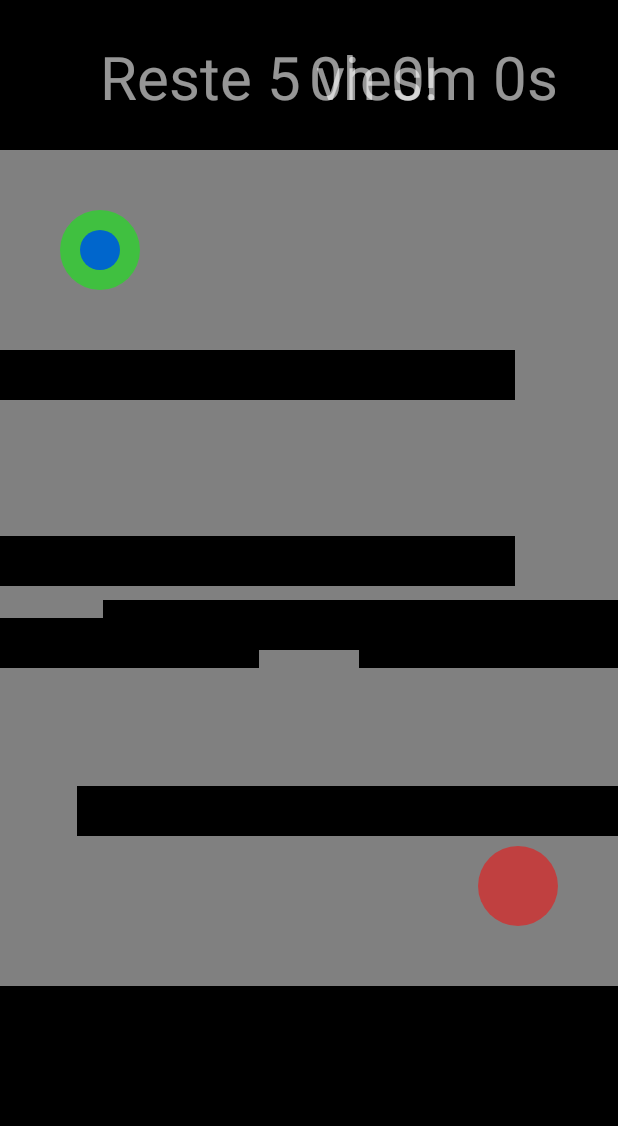
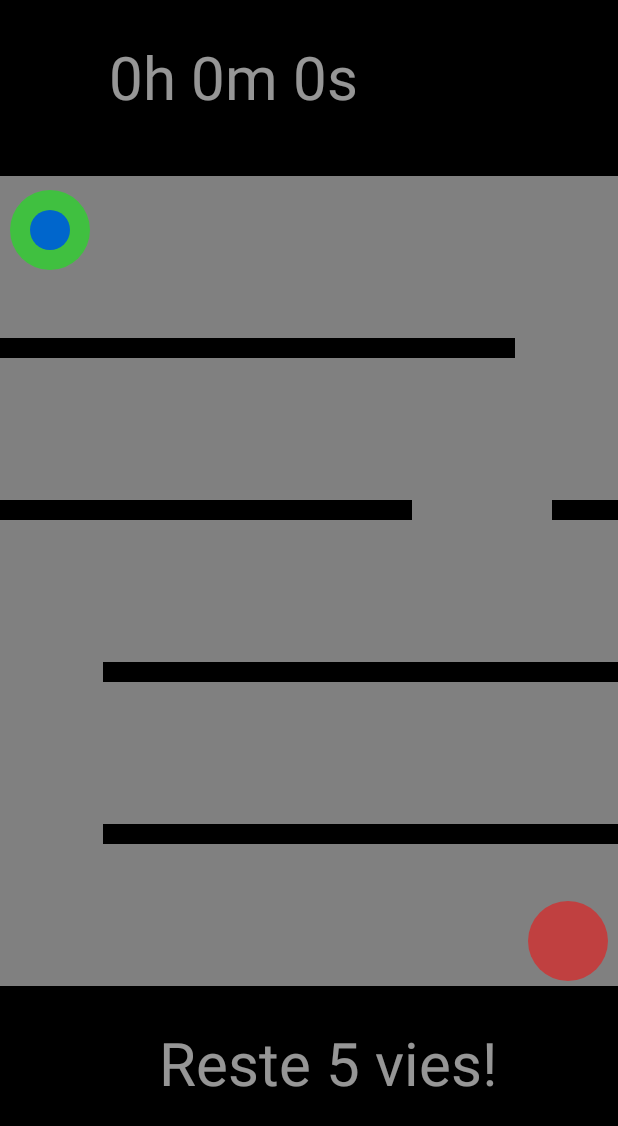
Before and after one commit to benavern/FirstApp, an Android app: the dessin screen opened directly, with no data from a screen before it, on a phone screen of 412 x 824 dp. Shown: the top 1126 px of the screen. Run offline under Robolectric (Android 15) with nearby library versions, the phone set to English and light mode, and no system bars; 2 statements that could not run were skipped.

Commit message:
Fixed labyrinth scales and added random feature according to a difficulty input

```diff
--- a/app/src/main/java/com/example/zezen/myapplication/dessin_view.java
+++ b/app/src/main/java/com/example/zezen/myapplication/dessin_view.java
@@ -15,7 +15,7 @@ import java.util.Vector;
  */
 public class dessin_view extends View {
 
-    private int posX=0, posY=0, width, height, rayon_boule = 20, nb_perdu = 0;
+    private int posX=0, posY=0, width, height, draw_height, draw_width, rayon_boule = 20, nb_perdu = 0;
     public float offsetX, offsetY;
     public Rect ballRect, arrivee;
     public Vector<Rect> obstacles;
@@ -25,7 +25,9 @@ public class dessin_view extends View {
     private String player="no_name";
     private long chrono;
     private int dificulte;/// = 3;
-
+    private int difficulte = 1;
+    private int gap_between = 70;
+    private int gap_rightleft = 8;
 
 
 
@@ -47,32 +49,145 @@ public class dessin_view extends View {
 
     Paint paint = new Paint();
 
+    public int random(int mini, int max){
+        return (int)( Math.random()*( max - mini + 1 ) ) + mini;
+    }
+
+    // rate: le quotient de proportionnalite pour positionner la bar d'entête
+    public void draw_frame(int rate){
+        //haut
+        obstacles.addElement(new Rect(0,0,width,height/rate));
+        //bas
+        obstacles.addElement(new Rect (0, height-250, width, height));
+        this.draw_height = height-height/rate-250;
+    }
+
+    // y: hauteur, space: espace libre pour la balle (rapport a la largeur)
+    public void bar_right(int y, int space){
+        obstacles.addElement(new Rect (0, y, width-width/space,y+20));
+    }
+
+    // y: hauteur, space: espace libre pour la balle (rapport a la largeur)
+    public void bar_left(int y, int space){
+        //obstacles.addElement(new Rect (0, y, width-width/space,y+20));
+        obstacles.addElement(new Rect (width/space, y, width,y+20));
+    }
+
+    // y: hauteur, space: espace libre pour la balle (rapport a la largeur)
+    public void bar_betweenspace(int y, int rate ,int space){
+        //obstacles.addElement(new Rect (0, y, width-width/space,y+20));
+        obstacles.addElement(new Rect (0, y, width-width/rate,y+20));
+        obstacles.addElement(new Rect (width-width/rate+space, y, width,y+20));
+    }
+
+    public void draw_labyrinth(int root){
+        // case line stop on the right\
+        boolean flag_1 = false;
+        boolean flag_2 = false;
+        for(int x = 1; x < root; x = x+1) {
+            if(x==1){
+                bar_right((height / 7) + x * (this.draw_height / root), gap_rightleft);
+                flag_1 = true;
+                flag_2 = false;
+            } else if(x==root-1){
+                bar_left((height / 7) + x * (this.draw_height / root), gap_rightleft);
+                flag_1 = false;
+                flag_2 = true;
+            }else{
+                switch (random(1, 3)) {
+                    case 1:
+                        if (!flag_1) {
+                            bar_right((height / 7) + x * (this.draw_height / root), gap_rightleft);
+                            flag_1 = true;
+                            flag_2 = false;
+                        } else {
+                            bar_left((height / 7) + x * (this.draw_height / root), gap_rightleft);
+                            flag_1 = false;
+                            flag_2 = true;
+                        }
+                        break;
+                    case 2:
+                        if (!flag_2) {
+                            bar_left((height / 7) + x * (this.draw_height / root),gap_rightleft);
+                            flag_2 = true;
+                            flag_1 = false;
+                        } else {
+                            bar_right((height / 7) + x * (this.draw_height / root), gap_rightleft);
+                            flag_2 = false;
+                            flag_1 = true;
+                        }
+                        break;
+                    case 3:
+                        bar_betweenspace((height / 7) + x * (this.draw_height / root), random(1, 4), gap_between);
+                        flag_2 = false;
+                        flag_1 = false;
+                        break;
+                }
+            }
+        }
+
+//        bar_left(2*this.draw_height /root,8);
+//
+//        // case line stopped in between
+//        bar_betweenspace(3*this.draw_height /root,3,70);
+//
+//        bar_betweenspace(4*this.draw_height /root,3,70);
+//        bar_betweenspace(5*this.draw_height /root,3,70);
+//        bar_betweenspace(6*this.draw_height /root,3,70);
+//        bar_betweenspace(7*this.draw_height /root,3,70);
+
+    }
+
     public void init(dessin mon_dessin){
         this.mon_dessin = mon_dessin;
+        draw_frame(7);
 
-        //haut
-        obstacles.addElement(new Rect(0,0,width,150));
-        //bas
-        obstacles.addElement(new Rect (0, height-250, width, height));
 
         //les autres
-        obstacles.addElement(new Rect (0, 350, width-width/6, 400));
-        obstacles.addElement(new Rect (width/6, 600, width, 650));
-
-        obstacles.addElement(new Rect (0, height/2, width/2-50, height/2+50));
-        obstacles.addElement(new Rect (width/2+50, height/2, width, height/2+50));
-
-
-        obstacles.addElement(new Rect (0, height-700, width-width/6, height-650));
-        obstacles.addElement(new Rect (width/8, height-450, width, height-400));
+//        obstacles.addElement(new Rect (0, height*(20/100), width,height*(30/100)));
+//        obstacles.addElement(new Rect (width/6, height*(25/100), width, height*(27/100)));
+//
+//        obstacles.addElement(new Rect (0, height/2, width/2-50, height/2+50));
+//        obstacles.addElement(new Rect (width/2+50, height/2, width, height/2+50));
+//
+//
+//        obstacles.addElement(new Rect (0, height-700, width-width/6, height-650));
+//        obstacles.addElement(new Rect (width/8, height-450, width, height-400));
 
 
         // point de départ en haut à gauche
-        this.posDX = 100;
-        this.posDY = 250;
+        this.posDX = 50;
+        this.posDY = 230;
         // arrivée en bas à droite
-        this.posAX = width-100;
-        this.posAY = height-350;
+        this.posAX = width-50;
+        this.posAY = height-295;
+        switch (difficulte){
+            case 1:
+                gap_between = 140;
+                gap_rightleft = 6;
+                draw_labyrinth(5);
+                break;
+            case 2:
+                gap_between = 110;
+                gap_rightleft = 7;
+                draw_labyrinth(6);
+                break;
+            case 3:
+                gap_between = 90;
+                gap_rightleft = 8;
+                draw_labyrinth(7);
+                break;
+            case 4:
+                gap_between = 70;
+                gap_rightleft = 8;
+                draw_labyrinth(8);
+                break;
+            case 5:
+                gap_between = 60;
+                gap_rightleft = 9;
+                draw_labyrinth(9);
+                break;
+        }
 
 
     }
@@ -116,10 +231,10 @@ public class dessin_view extends View {
         //affiche les vies
         paint.setTextSize(60);
         paint.setARGB(150,255,255,255);
-        c.drawText("Reste " + (5-nb_perdu) + " vies!" ,100 , 100, paint);
+        c.drawText("Reste " + (5-nb_perdu) + " vies!" ,width/2-150 , height-150, paint);
 
         //affiche le chrono
-        c.drawText(get_chrono_string(),width/2,100,paint);
+        c.drawText(get_chrono_string(),width/2-200,100,paint);
 
 
 
```
